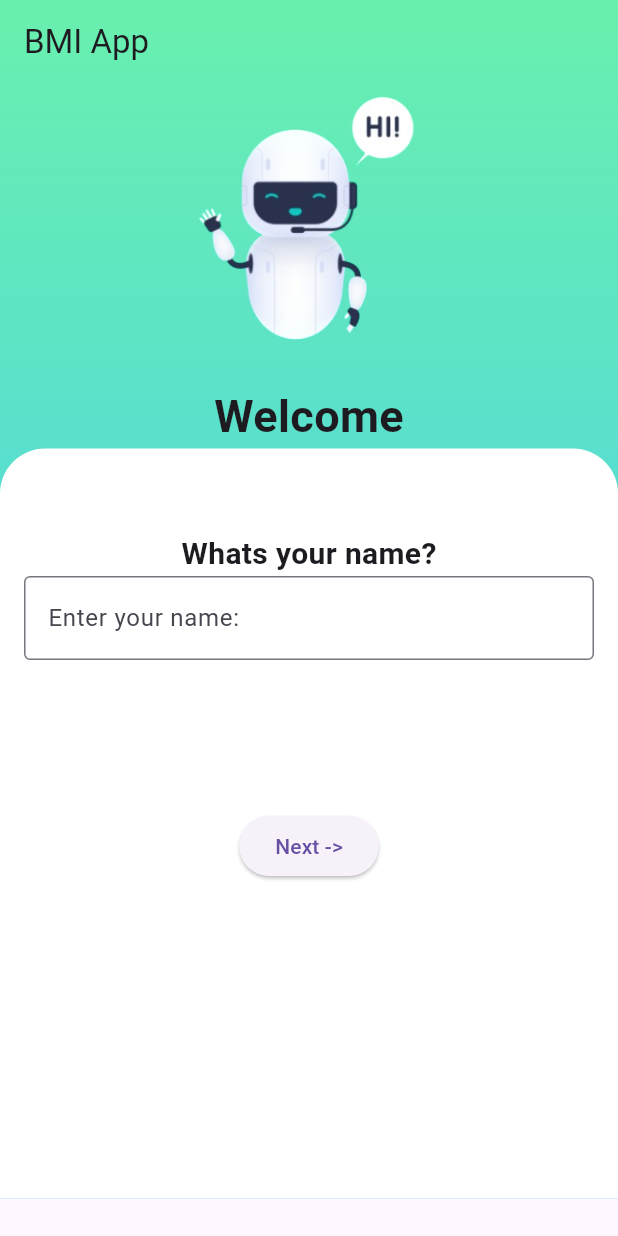
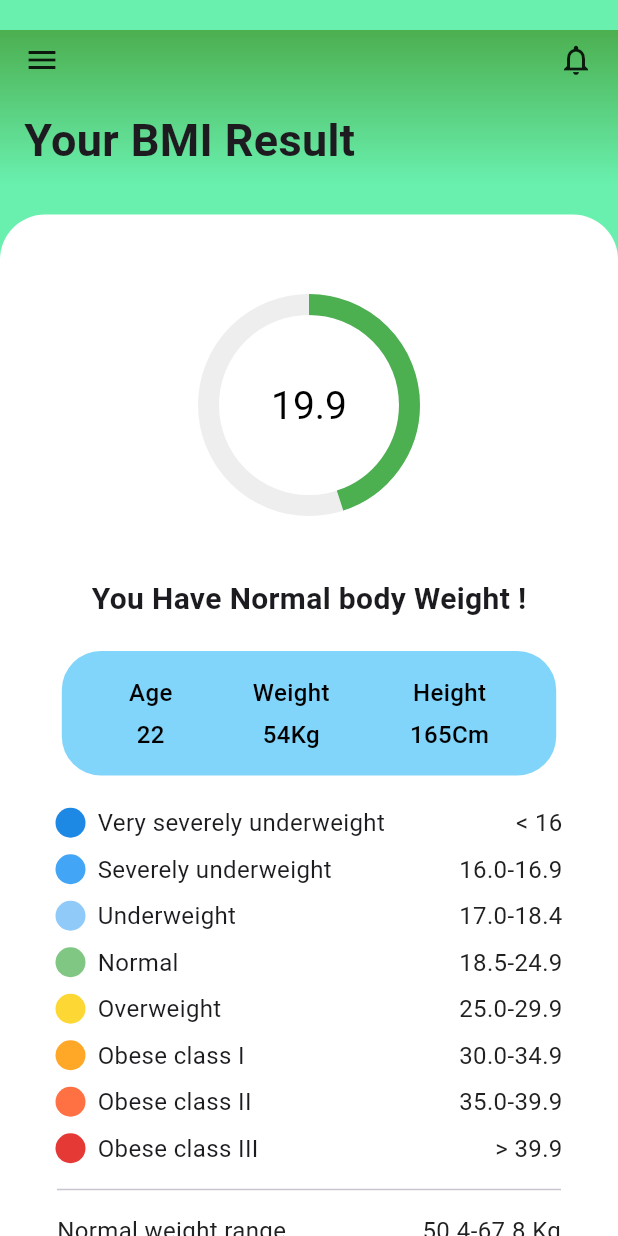
Before and after one commit to abbyXLr8/BMI_calculator, a Flutter app: the screen it shows after launch, on a phone screen of 412 x 824 dp. Run offline on Flutter 3.47's test engine with Material 3 defaults, Android fonts, the phone set to English and light mode, and no system bars; drawn by our look-alikes of pie_chart.

Commit message:
completed result page

```diff
--- a/lib/main.dart
+++ b/lib/main.dart
@@ -1,5 +1,6 @@
 import 'package:flutter/material.dart';
 import 'package:flutter_application_1/pages/create.dart';
+import 'package:flutter_application_1/pages/result_page.dart';
 
 void main() {
   runApp(const MyApp());
@@ -13,7 +14,8 @@ class MyApp extends StatelessWidget {
   Widget build(BuildContext context) {
     return MaterialApp(
       title: 'Flutter Demo',
-      home: CreateApp(), //const MyHomePage(title: 'Flutter Demo Home Page'),
+      debugShowCheckedModeBanner: false,
+      home: ResultPage(), //const MyHomePage(title: 'Flutter Demo Home Page'),
     );
   }
 }
--- a/lib/pages/create.dart
+++ b/lib/pages/create.dart
@@ -10,6 +10,7 @@ class CreateApp extends StatefulWidget {
 class _CreateAppState extends State<CreateApp> {
   @override
   final TextEditingController _controller = TextEditingController();
+
   void _navigateToWelcomPage(BuildContext context) {
     final text = _controller.text;
     if (text.isNotEmpty) {
@@ -24,6 +25,7 @@ class _CreateAppState extends State<CreateApp> {
 
   Widget build(BuildContext context) {
     return Scaffold(
+      backgroundColor: Colors.lightBlueAccent,
       body: Center(
         child: Column(
           children: [
@@ -32,7 +34,10 @@ class _CreateAppState extends State<CreateApp> {
                 gradient: LinearGradient(
                   begin: Alignment.topCenter,
                   end: Alignment.bottomCenter,
-                  colors: [Colors.greenAccent, Colors.lightBlueAccent],
+                  colors: [
+                    Colors.greenAccent,
+                    Colors.lightBlueAccent,
+                  ],
                 ),
               ),
               child: Column(
@@ -54,8 +59,12 @@ class _CreateAppState extends State<CreateApp> {
                     'Welcome',
                     style: TextStyle(fontWeight: FontWeight.bold, fontSize: 30),
                   ),
-                  Container(
-                    height: 500,
+                ],
+              ),
+            ),
+            SizedBox(height: 20),
+            Expanded(
+              child: Container(
                 width: double.infinity,
                 decoration: BoxDecoration(
                     color: Colors.white,
@@ -86,10 +95,8 @@ class _CreateAppState extends State<CreateApp> {
                     ],
                   ),
                 ),
+              ),
             )
-                ],
-              ),
-            ),
           ],
         ),
       ),
--- a/lib/pages/result_page.dart
+++ b/lib/pages/result_page.dart
@@ -0,0 +1,106 @@
+import 'package:flutter/material.dart';
+import 'package:flutter_application_1/widgets/bmi_details_row_widget.dart';
+import 'package:flutter_application_1/widgets/classification_widgets.dart';
+import 'package:flutter_application_1/widgets/pie_chart_widget.dart';
+
+class ResultPage extends StatelessWidget {
+  const ResultPage({super.key});
+
+  @override
+  Widget build(BuildContext context) {
+    return Scaffold(
+      backgroundColor: Colors.greenAccent,
+      body: Center(
+        child: Column(
+          children: [
+            SizedBox(height: 20),
+            Container(
+              width: double.infinity,
+              decoration: BoxDecoration(
+                gradient: LinearGradient(
+                  begin: Alignment.topCenter,
+                  end: Alignment.bottomCenter,
+                  colors: [
+                    Colors.green,
+                    Colors.greenAccent,
+                  ],
+                ),
+              ),
+              child: Padding(
+                padding:
+                    const EdgeInsets.symmetric(horizontal: 16.0, vertical: 8),
+                child: Column(
+                  crossAxisAlignment: CrossAxisAlignment.start,
+                  children: [
+                    Row(
+                      mainAxisAlignment: MainAxisAlignment.spaceBetween,
+                      children: [
+                        Icon(
+                          Icons.menu_outlined,
+                          color: Colors.black87,
+                        ),
+                        Icon(
+                          Icons.notifications_outlined,
+                          color: Colors.black87,
+                        ),
+                      ],
+                    ),
+                    SizedBox(height: 20),
+                    Text(
+                      'Your BMI Result',
+                      style: TextStyle(
+                        fontWeight: FontWeight.bold,
+                        fontSize: 30,
+                      ),
+                    ),
+                  ],
+                ),
+              ),
+            ),
+            SizedBox(height: 20),
+            Expanded(
+              child: Container(
+                width: double.infinity,
+                decoration: BoxDecoration(
+                    color: Colors.white,
+                    borderRadius: BorderRadius.only(
+                        topLeft: Radius.circular(30),
+                        topRight: Radius.circular(30))),
+                child: Padding(
+                  padding: const EdgeInsets.all(12.0),
+                  child: Column(
+                    children: [
+                      SizedBox(height: 40),
+                      PieChartWidget(),
+                      SizedBox(height: 40, width: 10),
+                      Text(
+                        'You Have Normal body Weight !',
+                        textAlign: TextAlign.start,
+                        style: TextStyle(
+                          fontWeight: FontWeight.bold,
+                          fontSize: 20,
+                        ),
+                      ),
+                      SizedBox(height: 20),
+                      Container(
+                        width: MediaQuery.of(context).size.width * 0.8,
+                        decoration: BoxDecoration(
+                            color: Colors.lightBlue[200],
+                            borderRadius: BorderRadius.circular(26)),
+                        padding:
+                            EdgeInsets.symmetric(horizontal: 26, vertical: 16),
+                        child: BmiDetailsRowWidget(),
+                      ),
+                      SizedBox(height: 20),
+                      ClassificationColumnData()
+                    ],
+                  ),
+                ),
+              ),
+            ),
+          ],
+        ),
+      ),
+    );
+  }
+}
--- /dev/null
+++ b/lib/widgets/bmi_details_row_widget.dart
@@ -0,0 +1,26 @@
+import 'package:flutter/material.dart';
+import 'package:flutter_application_1/widgets/personal_details_column_widget.dart';
+
+class BmiDetailsRowWidget extends StatelessWidget {
+  const BmiDetailsRowWidget({
+    super.key,
+  });
+
+  @override
+  Widget build(BuildContext context) {
+    return Row(
+      mainAxisAlignment: MainAxisAlignment.spaceEvenly,
+      children: [
+        PersonalDetailColumn(title: 'Age',value: '22',),
+        const VerticalDivider(
+          color: Colors.grey,
+        ),
+        PersonalDetailColumn(title: 'Weight',value: '54Kg',),
+        const VerticalDivider(
+          color: Colors.grey,
+        ),
+        PersonalDetailColumn(title: 'Height',value: '165Cm',),
+      ],
+    );
+  }
+}
--- /dev/null
+++ b/lib/widgets/classification_widgets.dart
@@ -0,0 +1,133 @@
+
+import 'package:flutter/material.dart';
+
+class ClassificationColumnData extends StatelessWidget {
+  const ClassificationColumnData({
+    super.key,
+  });
+
+  @override
+  Widget build(BuildContext context) {
+    return Column(
+      spacing: 8,
+      children: [
+        ClassificationRowWidget(
+          label: 'Very severely underweight',
+          range: '< 16',
+          color: Colors.blue[600]!,
+        ),
+        ClassificationRowWidget(
+          label: 'Severely underweight',
+          range: '16.0-16.9',
+          color: Colors.blue[400]!,
+        ),
+        ClassificationRowWidget(
+          label: 'Underweight',
+          range: '17.0-18.4',
+          color: Colors.blue[200]!,
+        ),
+        ClassificationRowWidget(
+          label: 'Normal',
+          range: '18.5-24.9',
+          color: Colors.green[300]!,
+        ),
+        ClassificationRowWidget(
+          label: 'Overweight',
+          range: '25.0-29.9',
+          color: Colors.yellow[600]!,
+        ),
+        ClassificationRowWidget(
+          label: 'Obese class I',
+          range: '30.0-34.9',
+          color: Colors.orange[400]!,
+        ),
+        ClassificationRowWidget(
+          label: 'Obese class II',
+          range: '35.0-39.9',
+          color: Colors.deepOrange[400]!,
+        ),
+        ClassificationRowWidget(
+          label: 'Obese class III',
+          range: '> 39.9',
+          color: Colors.red[600]!,
+        ),
+        Padding(
+          padding: EdgeInsets.symmetric(horizontal: 26),
+          child: Divider(),
+        ),
+        Padding(
+          padding: EdgeInsets.symmetric(horizontal: 26),
+          child: Row(
+            mainAxisAlignment: MainAxisAlignment.spaceBetween,
+            children: [
+              Text(
+                'Normal weight range',
+                style: TextStyle(
+                  color: Colors.grey[900],
+                  fontSize: 16,
+                ),
+              ),
+              Text(
+                '50.4-67.8 Kg',
+                style: TextStyle(
+                  color: Colors.grey[900],
+                  fontSize: 16,
+                ),
+              ),
+            ],
+          ),
+        ),
+      ],
+    );
+  }
+}
+
+class ClassificationRowWidget extends StatelessWidget {
+  const ClassificationRowWidget(
+      {super.key,
+      required this.label,
+      required this.range,
+      required this.color});
+  final String label;
+  final String range;
+  final Color color;
+  @override
+  Widget build(BuildContext context) {
+    return Padding(
+      padding: const EdgeInsets.symmetric(horizontal: 25.0),
+      child: Row(
+        children: [
+          Container(
+            height: 20,
+            width: 20,
+            decoration: BoxDecoration(
+              color: color,
+              shape: BoxShape.circle,
+            ),
+          ),
+          SizedBox(width: 8),
+          Expanded(
+            child: Row(
+              mainAxisAlignment: MainAxisAlignment.spaceBetween,
+              children: [
+                Text(
+                  label,
+                  style: TextStyle(
+                    fontSize: 16,
+                  ),
+                ),
+                Text(
+                  range,
+                  style: TextStyle(
+                    fontSize: 16,
+                    color: Colors.grey[900],
+                  ),
+                ),
+              ],
+            ),
+          ),
+        ],
+      ),
+    );
+  }
+}
--- /dev/null
+++ b/lib/widgets/personal_details_column_widget.dart
@@ -0,0 +1,29 @@
+import 'package:flutter/material.dart';
+
+class PersonalDetailColumn extends StatelessWidget {
+  const PersonalDetailColumn({
+    super.key,
+    required this.title,
+    required this.value,
+  });
+  final String title;
+  final String value;
+  @override
+  Widget build(BuildContext context) {
+    return Column(
+      children: [
+        Text(
+          title,
+          style: TextStyle(
+              fontSize: 16, color: Colors.black, fontWeight: FontWeight.w500),
+        ),
+        SizedBox(height: 5),
+        Text(
+          value,
+          style: TextStyle(
+              fontSize: 16, color: Colors.black, fontWeight: FontWeight.w500),
+        ),
+      ],
+    );
+  }
+}
--- /dev/null
+++ b/lib/widgets/pie_chart_widget.dart
@@ -0,0 +1,37 @@
+import 'package:flutter/material.dart';
+import 'package:pie_chart/pie_chart.dart';
+
+class PieChartWidget extends StatelessWidget {
+  const PieChartWidget({
+    super.key,
+  });
+
+  @override
+  Widget build(BuildContext context) {
+    return SizedBox(
+      height: 150,
+      child: PieChart(
+        initialAngleInDegree: -90,
+        ringStrokeWidth: 14,
+        dataMap: {'BMI': 18},
+        chartType: ChartType.ring,
+        baseChartColor: Colors.grey[200]!,
+        colorList: [Colors.green],
+        chartValuesOptions: ChartValuesOptions(
+          showChartValues: false,
+          showChartValuesOutside: false,
+          showChartValueBackground: false,
+        ),
+        totalValue: 40,
+        centerText: '19.9',
+        centerTextStyle: TextStyle(
+          fontSize: 26,
+          color: Colors.black
+        ),
+        legendOptions: LegendOptions(
+          showLegends: false,
+        ),
+      ),
+    );
+  }
+}
--- a/pubspec.yaml
+++ b/pubspec.yaml
@@ -34,6 +34,7 @@ dependencies:
   # The following adds the Cupertino Icons font to your application.
   # Use with the CupertinoIcons class for iOS style icons.
   cupertino_icons: ^1.0.8
+  pie_chart: ^5.4.0
 
 dev_dependencies:
   flutter_test:
```
Also changed, not shown: pubspec.lock. Lines whose indentation alone changed are shown as unchanged.
